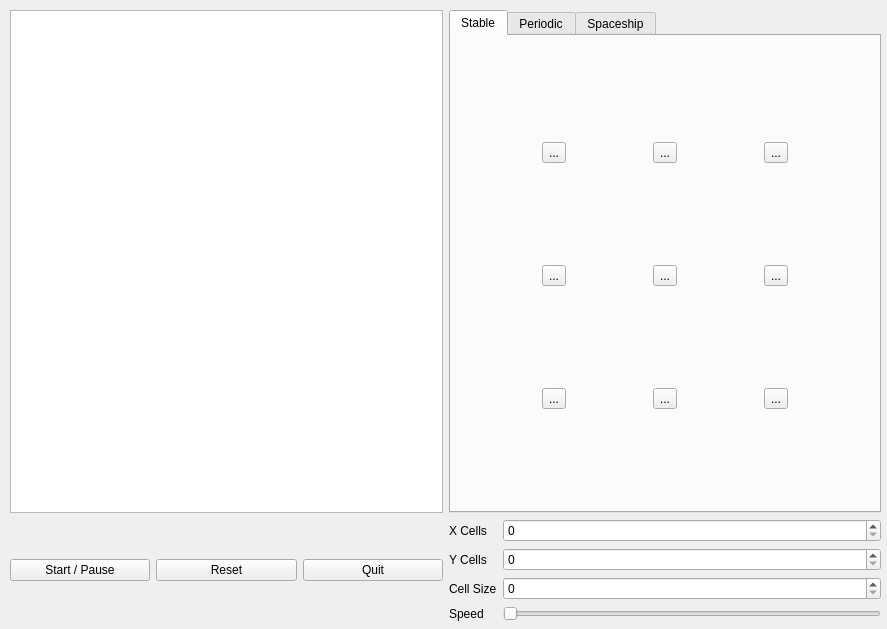
Old version of the form qtGol.ui in the repository YopCoo/QtGOL.
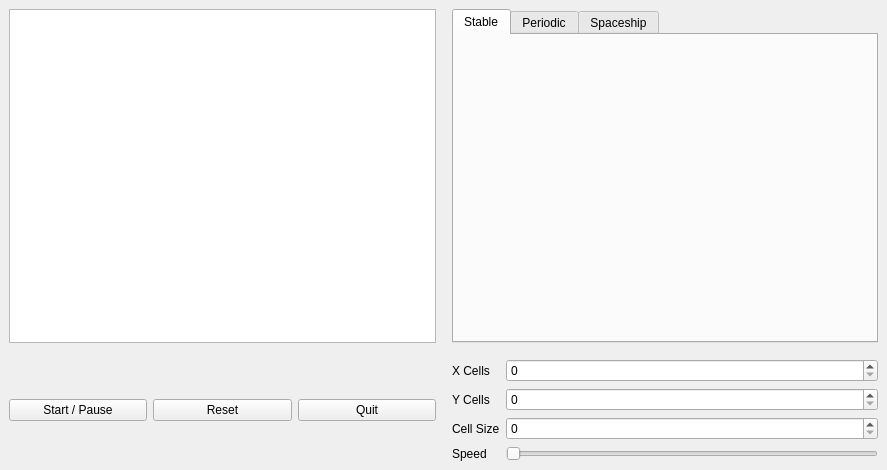
New version of the form.

```diff
--- a/qtGol.ui
+++ b/qtGol.ui
@@ -7,24 +7,20 @@
     <x>0</x>
     <y>0</y>
     <width>887</width>
-    <height>629</height>
+    <height>470</height>
    </rect>
   </property>
   <property name="windowTitle">
    <string>MainWindow</string>
   </property>
   <widget class="QWidget" name="centralwidget">
-   <widget class="QWidget" name="gridLayoutWidget_2">
-    <property name="geometry">
-     <rect>
-      <x>10</x>
-      <y>10</y>
-      <width>871</width>
-      <height>611</height>
-     </rect>
-    </property>
     <layout class="QGridLayout" name="gridLayout_2">
-     <item row="0" column="1">
+    <item row="0" column="0">
+     <layout class="QGridLayout" name="gridLayout">
+      <property name="sizeConstraint">
+       <enum>QLayout::SetMaximumSize</enum>
+      </property>
+      <item row="0" column="2">
       <widget class="QTabWidget" name="tab_struc">
        <property name="currentIndex">
         <number>0</number>
@@ -33,81 +29,6 @@
         <attribute name="title">
          <string>Stable</string>
         </attribute>
-        <widget class="QWidget" name="gridLayoutWidget">
-         <property name="geometry">
-          <rect>
-           <x>10</x>
-           <y>10</y>
-           <width>411</width>
-           <height>461</height>
-          </rect>
-         </property>
-         <layout class="QGridLayout" name="gridLayout">
-          <item row="1" column="0">
-           <widget class="QToolButton" name="toolButton_2">
-            <property name="text">
-             <string>...</string>
-            </property>
-           </widget>
-          </item>
-          <item row="1" column="1">
-           <widget class="QToolButton" name="toolButton_3">
-            <property name="text">
-             <string>...</string>
-            </property>
-           </widget>
-          </item>
-          <item row="1" column="2">
-           <widget class="QToolButton" name="toolButton_6">
-            <property name="text">
-             <string>...</string>
-            </property>
-           </widget>
-          </item>
-          <item row="0" column="0">
-           <widget class="QToolButton" name="toolButton">
-            <property name="text">
-             <string>...</string>
-            </property>
-           </widget>
-          </item>
-          <item row="0" column="2">
-           <widget class="QToolButton" name="toolButton_5">
-            <property name="text">
-             <string>...</string>
-            </property>
-           </widget>
-          </item>
-          <item row="0" column="1">
-           <widget class="QToolButton" name="toolButton_4">
-            <property name="text">
-             <string>...</string>
-            </property>
-           </widget>
-          </item>
-          <item row="2" column="1">
-           <widget class="QToolButton" name="toolButton_7">
-            <property name="text">
-             <string>...</string>
-            </property>
-           </widget>
-          </item>
-          <item row="2" column="0">
-           <widget class="QToolButton" name="toolButton_8">
-            <property name="text">
-             <string>...</string>
-            </property>
-           </widget>
-          </item>
-          <item row="2" column="2">
-           <widget class="QToolButton" name="toolButton_9">
-            <property name="text">
-             <string>...</string>
-            </property>
-           </widget>
-          </item>
-         </layout>
-        </widget>
        </widget>
        <widget class="QWidget" name="tab_period">
         <attribute name="title">
@@ -121,41 +42,7 @@
        </widget>
       </widget>
      </item>
-     <item row="2" column="0">
-      <layout class="QHBoxLayout" name="horizontalLayout">
-       <item>
-        <widget class="QPushButton" name="bt_start">
-         <property name="text">
-          <string>Start / Pause</string>
-         </property>
-         <property name="autoDefault">
-          <bool>false</bool>
-         </property>
-         <property name="default">
-          <bool>false</bool>
-         </property>
-         <property name="flat">
-          <bool>false</bool>
-         </property>
-        </widget>
-       </item>
-       <item>
-        <widget class="QPushButton" name="bt_reset">
-         <property name="text">
-          <string>Reset</string>
-         </property>
-        </widget>
-       </item>
-       <item>
-        <widget class="QPushButton" name="bt_quit">
-         <property name="text">
-          <string>Quit</string>
-         </property>
-        </widget>
-       </item>
-      </layout>
-     </item>
-     <item row="2" column="1">
+      <item row="2" column="2">
       <layout class="QFormLayout" name="formLayout">
        <property name="fieldGrowthPolicy">
         <enum>QFormLayout::AllNonFixedFieldsGrow</enum>
@@ -206,8 +93,33 @@
        </item>
       </layout>
      </item>
+      <item row="1" column="0">
+       <spacer name="verticalSpacer">
+        <property name="orientation">
+         <enum>Qt::Vertical</enum>
+        </property>
+        <property name="sizeType">
+         <enum>QSizePolicy::Fixed</enum>
+        </property>
+        <property name="sizeHint" stdset="0">
+         <size>
+          <width>10</width>
+          <height>10</height>
+         </size>
+        </property>
+       </spacer>
+      </item>
      <item row="0" column="0">
       <widget class="QGraphicsView" name="canvas">
+        <property name="enabled">
+         <bool>true</bool>
+        </property>
+        <property name="cursor" stdset="0">
+         <cursorShape>CrossCursor</cursorShape>
+        </property>
+        <property name="mouseTracking">
+         <bool>true</bool>
+        </property>
        <property name="verticalScrollBarPolicy">
         <enum>Qt::ScrollBarAlwaysOff</enum>
        </property>
@@ -216,8 +128,59 @@
        </property>
       </widget>
      </item>
-    </layout>
-   </widget>
+      <item row="0" column="1">
+       <spacer name="horizontalSpacer">
+        <property name="orientation">
+         <enum>Qt::Horizontal</enum>
+        </property>
+        <property name="sizeType">
+         <enum>QSizePolicy::Fixed</enum>
+        </property>
+        <property name="sizeHint" stdset="0">
+         <size>
+          <width>10</width>
+          <height>10</height>
+         </size>
+        </property>
+       </spacer>
+      </item>
+      <item row="2" column="0">
+       <layout class="QHBoxLayout" name="horizontalLayout">
+        <item>
+         <widget class="QPushButton" name="bt_start">
+          <property name="text">
+           <string>Start / Pause</string>
+          </property>
+          <property name="autoDefault">
+           <bool>false</bool>
+          </property>
+          <property name="default">
+           <bool>false</bool>
+          </property>
+          <property name="flat">
+           <bool>false</bool>
+          </property>
+         </widget>
+        </item>
+        <item>
+         <widget class="QPushButton" name="bt_reset">
+          <property name="text">
+           <string>Reset</string>
+          </property>
+         </widget>
+        </item>
+        <item>
+         <widget class="QPushButton" name="bt_quit">
+          <property name="text">
+           <string>Quit</string>
+          </property>
+         </widget>
+        </item>
+       </layout>
+      </item>
+     </layout>
+    </item>
+   </layout>
   </widget>
  </widget>
  <resources/>
```
Lines whose indentation alone changed are shown as unchanged.
